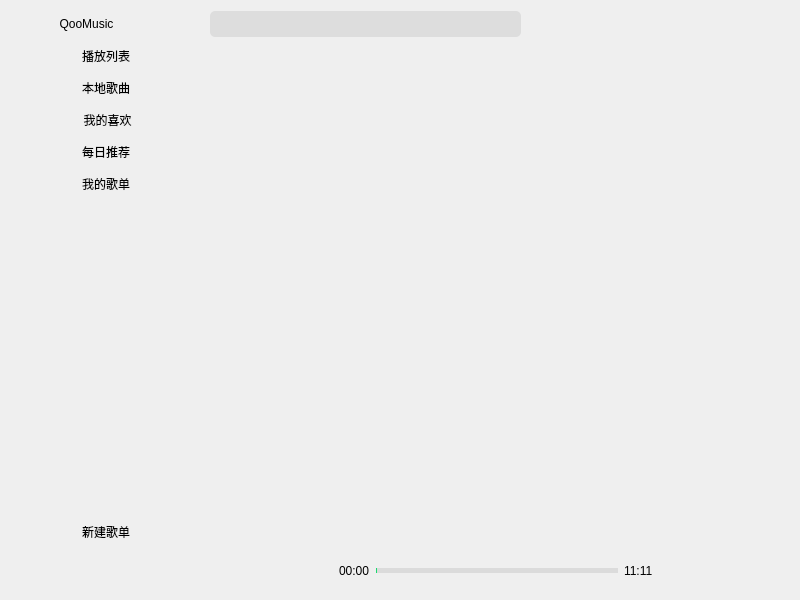
Before: the Qt Designer form mainwindow.ui in shinyawhy/QooMusicPlayer, drawn with Qt 5.
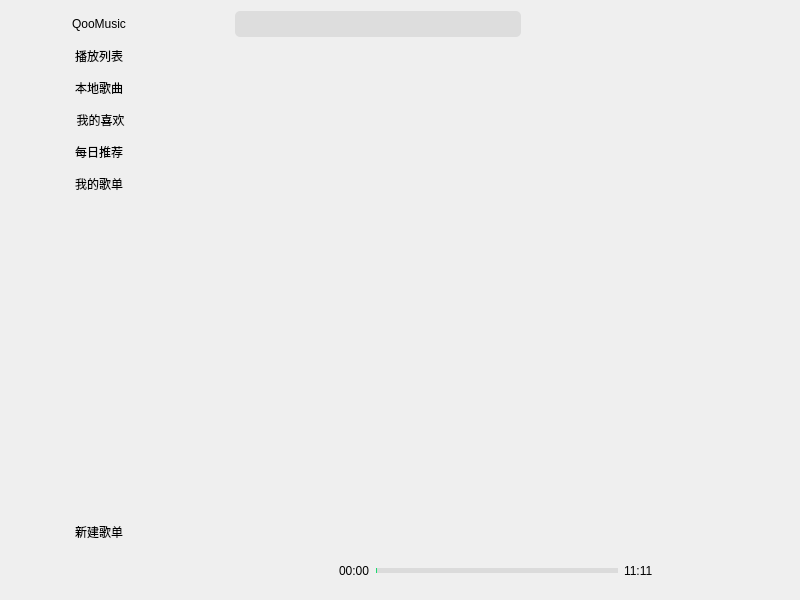
After: the same form once the commit is applied. Icons and pictures are not drawn. Custom widgets are drawn as their Qt base class.

What changed in the file:
```diff
--- a/mainwindow.ui
+++ b/mainwindow.ui
@@ -29,6 +29,21 @@
      <layout class="QHBoxLayout" name="horizontalLayout" stretch="1,0,2,0,0,0,0,0,0">
       <item>
        <widget class="QPushButton" name="logo_button">
+        <property name="minimumSize">
+         <size>
+          <width>180</width>
+          <height>0</height>
+         </size>
+        </property>
+        <property name="maximumSize">
+         <size>
+          <width>180</width>
+          <height>16777215</height>
+         </size>
+        </property>
+        <property name="focusPolicy">
+         <enum>Qt::NoFocus</enum>
+        </property>
         <property name="styleSheet">
          <string notr="true"/>
         </property>
@@ -67,8 +82,7 @@
         </property>
         <property name="styleSheet">
          <string notr="true">QWidget{
-border-radius:5px;
-background-color: rgb(204, 204, 204);
+	border-radius:5px;
 	background-color: rgb(221, 221, 221);
 }</string>
         </property>
@@ -218,17 +232,32 @@
      </layout>
     </item>
     <item>
-     <layout class="QHBoxLayout" name="horizontalLayout_3" stretch="1,3">
+     <layout class="QHBoxLayout" name="horizontalLayout_3" stretch="0,1">
+      <property name="sizeConstraint">
+       <enum>QLayout::SetDefaultConstraint</enum>
+      </property>
       <property name="topMargin">
        <number>0</number>
       </property>
       <item>
        <layout class="QVBoxLayout" name="verticalLayout_2">
+        <property name="sizeConstraint">
+         <enum>QLayout::SetMinimumSize</enum>
+        </property>
         <property name="leftMargin">
          <number>0</number>
         </property>
         <item>
          <widget class="QPushButton" name="play_list_button">
+          <property name="maximumSize">
+           <size>
+            <width>180</width>
+            <height>16777215</height>
+           </size>
+          </property>
+          <property name="focusPolicy">
+           <enum>Qt::NoFocus</enum>
+          </property>
           <property name="styleSheet">
            <string notr="true"/>
           </property>
@@ -246,6 +275,15 @@
         </item>
         <item>
          <widget class="QPushButton" name="local_music_button">
+          <property name="maximumSize">
+           <size>
+            <width>180</width>
+            <height>16777215</height>
+           </size>
+          </property>
+          <property name="focusPolicy">
+           <enum>Qt::NoFocus</enum>
+          </property>
           <property name="styleSheet">
            <string notr="true"/>
           </property>
@@ -263,6 +301,15 @@
         </item>
         <item>
          <widget class="QPushButton" name="my_favorite_button">
+          <property name="maximumSize">
+           <size>
+            <width>180</width>
+            <height>16777215</height>
+           </size>
+          </property>
+          <property name="focusPolicy">
+           <enum>Qt::NoFocus</enum>
+          </property>
           <property name="styleSheet">
            <string notr="true"/>
           </property>
@@ -280,6 +327,15 @@
         </item>
         <item>
          <widget class="QPushButton" name="recommond_music_button">
+          <property name="maximumSize">
+           <size>
+            <width>180</width>
+            <height>16777215</height>
+           </size>
+          </property>
+          <property name="focusPolicy">
+           <enum>Qt::NoFocus</enum>
+          </property>
           <property name="styleSheet">
            <string notr="true"/>
           </property>
@@ -297,6 +353,15 @@
         </item>
         <item>
          <widget class="QPushButton" name="my_song_list_button">
+          <property name="maximumSize">
+           <size>
+            <width>180</width>
+            <height>16777215</height>
+           </size>
+          </property>
+          <property name="focusPolicy">
+           <enum>Qt::NoFocus</enum>
+          </property>
           <property name="styleSheet">
            <string notr="true"/>
           </property>
@@ -314,6 +379,12 @@
         </item>
         <item>
          <widget class="QListWidget" name="MusiclistWidget">
+          <property name="maximumSize">
+           <size>
+            <width>180</width>
+            <height>16777215</height>
+           </size>
+          </property>
           <property name="styleSheet">
            <string notr="true">QListWidget{
 background-color:transparent;
@@ -324,6 +395,15 @@
         </item>
         <item>
          <widget class="QPushButton" name="pushButton">
+          <property name="maximumSize">
+           <size>
+            <width>180</width>
+            <height>16777215</height>
+           </size>
+          </property>
+          <property name="focusPolicy">
+           <enum>Qt::NoFocus</enum>
+          </property>
           <property name="text">
            <string>新建歌单</string>
           </property>
```
Left out of the diff: 40 changed lines with no effect on the pictures.
